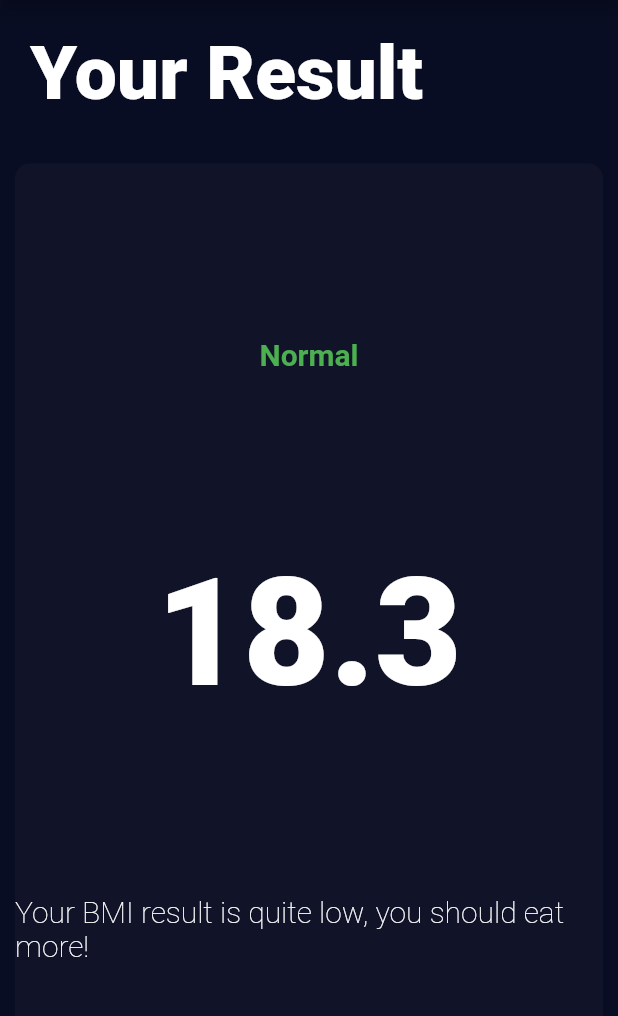
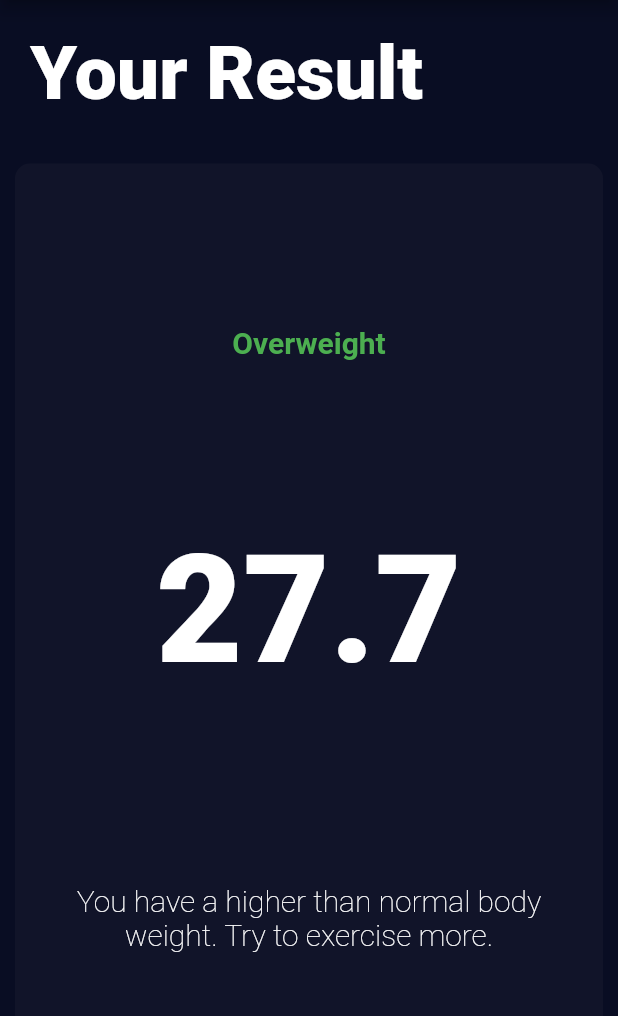
Before and after one commit to ahmadnazari/flutter-bmi-calculator, a Flutter app: the screen it shows after launch, after a tap on "CALCULATE", on a phone screen of 412 x 824 dp, the part 84-1100 px from its top. Run offline on Flutter 3.47's test engine with Material 2 defaults, Android fonts, the phone set to English and light mode, and no system bars; our stand-ins replace font_awesome_flutter; missing offline and left inert: dart:ffi.

Commit message:
calculation added

```diff
--- /dev/null
+++ b/lib/calculator.dart
@@ -0,0 +1,35 @@
+import 'dart:math';
+
+class Calculator{
+  late double _bmi;
+
+  Calculator(int weight, int height){
+    _bmi = weight/pow(height/100,2);
+  }
+
+  String getResultValue(){
+    return _bmi.toStringAsFixed(1);
+  }
+
+  String getResultText(){
+    if(_bmi >= 25) {
+      return 'Overweight';
+    } else if (_bmi >18.5) {
+      return 'Normal';
+    } else {
+      return 'Underweight';
+    }
+  }
+
+  String getDescription(){
+    if (_bmi >= 25) {
+      return 'You have a higher than normal body weight. Try to exercise more.';
+    } else if (_bmi >= 18.5) {
+      return 'You have a normal body weight. Good job!';
+    } else {
+      return 'You have a lower than normal body weight. You can eat a bit more.';
+    }
+  }
+
+
+}
--- a/lib/input_page.dart
+++ b/lib/input_page.dart
@@ -1,6 +1,8 @@
 import 'dart:developer';
 import 'dart:ffi';
 import 'package:bmi_calculator/MyCard.dart';
+import 'package:bmi_calculator/calculator.dart';
+import 'package:bmi_calculator/result_page.dart';
 import 'package:flutter/cupertino.dart';
 import 'package:flutter/material.dart';
 import 'package:font_awesome_flutter/font_awesome_flutter.dart';
@@ -130,7 +132,14 @@ class _InputPageState extends State<InputPage> {
           ),
           GestureDetector(
             onTap: () {
-              Navigator.pushNamed(context, '/result');
+              Calculator calc = Calculator(weight, height);
+              Navigator.push(
+                  context,
+                  MaterialPageRoute(
+                      builder: (context) => ResultPage(
+                          resultValue: calc.getResultValue(),
+                          resultText: calc.getResultText(),
+                          resultDescription: calc.getDescription())));
             },
             child: Container(
               alignment: Alignment.center,
--- a/lib/main.dart
+++ b/lib/main.dart
@@ -15,9 +15,8 @@ class App extends StatelessWidget {
       theme: ThemeData.dark().copyWith(
           primaryColor: const Color(0xff090D23),
           scaffoldBackgroundColor: const Color(0xff090D23),
-          appBarTheme: AppBarTheme.of(context).copyWith(
-            backgroundColor: kAppBarBackgroundColor
-          ),
+          appBarTheme: AppBarTheme.of(context)
+              .copyWith(backgroundColor: kAppBarBackgroundColor),
           sliderTheme: SliderTheme.of(context).copyWith(
             inactiveTrackColor: kSliderInactiveTrackColor,
             activeTrackColor: kSliderActiveTrackColor,
@@ -26,11 +25,7 @@ class App extends StatelessWidget {
             thumbShape: kSliderThumbShape,
             overlayShape: kSliderOverlayShape,
           )),
-      initialRoute: '/',
-      routes: {
-        "/": (context) => const InputPage(),
-        "/result": (context) => const ResultPage(),
-      },
+      home: const InputPage(),
     );
   }
 }
--- a/lib/result_page.dart
+++ b/lib/result_page.dart
@@ -3,7 +3,16 @@ import 'package:bmi_calculator/constants.dart';
 import 'package:flutter/material.dart';
 
 class ResultPage extends StatelessWidget {
-  const ResultPage({Key? key}) : super(key: key);
+  final String resultValue;
+  final String resultText;
+  final String resultDescription;
+
+  const ResultPage(
+      {Key? key,
+      required this.resultValue,
+      required this.resultText,
+      required this.resultDescription})
+      : super(key: key);
 
   @override
   Widget build(BuildContext context) {
@@ -27,10 +36,12 @@ class ResultPage extends StatelessWidget {
             child: Column(
               mainAxisAlignment: MainAxisAlignment.spaceEvenly,
               children: [
-                Text('Normal', style: kResultPageStatusTextStyle),
-                Text('18.3', style: kResultPageBMIValueStyle),
-                Text('Your BMI result is quite low, you should eat more!',
-                    style: kResultPageBMIDescriptionStyle)
+                Text(resultText, style: kResultPageStatusTextStyle),
+                Text(resultValue, style: kResultPageBMIValueStyle),
+                Padding(
+                  padding: const EdgeInsets.all(15.0),
+                  child: Text(resultDescription, style: kResultPageBMIDescriptionStyle, textAlign: TextAlign.center,),
+                )
               ],
             ),
           ),
```
